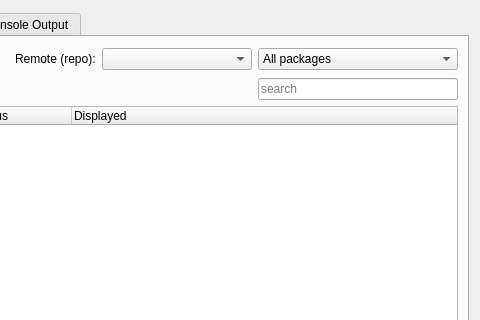
Old version of the form mainwindow.ui in the repository CachyOS/packageinstaller; both pictures show x 551 to 1031 and y 0 to 320 of the 1031 by 528 pixel window.
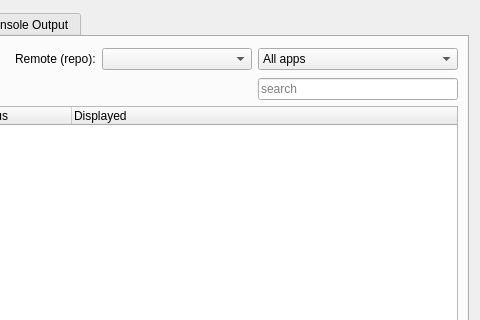
New version of the form. Icons and pictures are not drawn.

Commit message: change flatpak filters

Diff of the .ui file:
```diff
--- a/mainwindow.ui
+++ b/mainwindow.ui
@@ -1165,11 +1165,11 @@
           <string>&lt;html&gt;&lt;head/&gt;&lt;body&gt;&lt;p&gt;Filter packages according to their status.&lt;/p&gt;&lt;/body&gt;&lt;/html&gt;</string>
          </property>
          <property name="currentText">
-          <string>All packages</string>
+          <string>All apps</string>
          </property>
          <item>
           <property name="text">
-           <string>All packages</string>
+           <string>All apps</string>
           </property>
          </item>
          <item>
```
Left out of the diff: 12 changed lines with no effect on the pictures. The commit also changes 2 other files.
